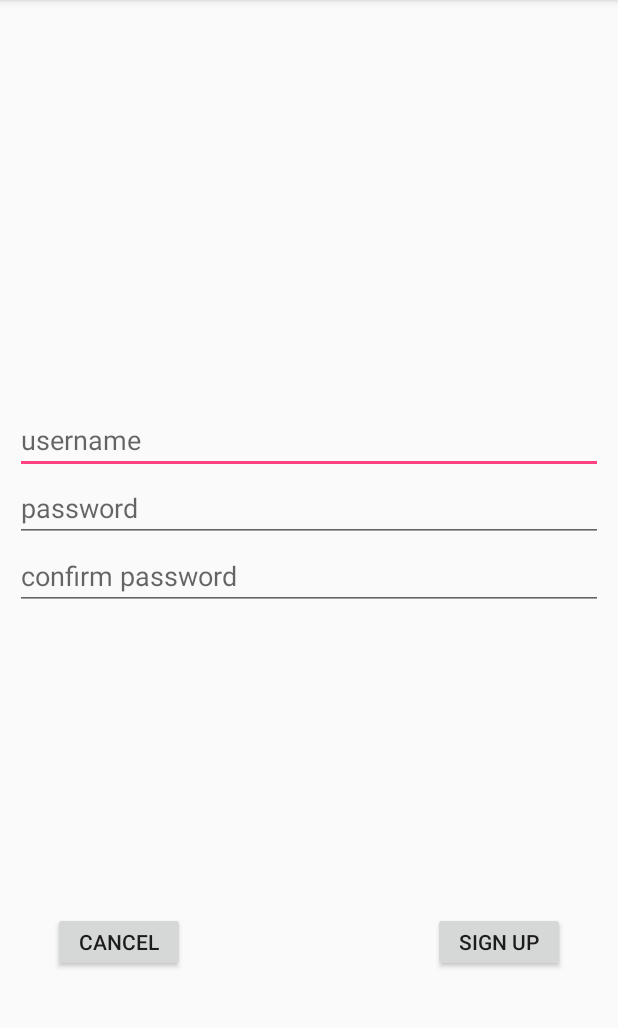
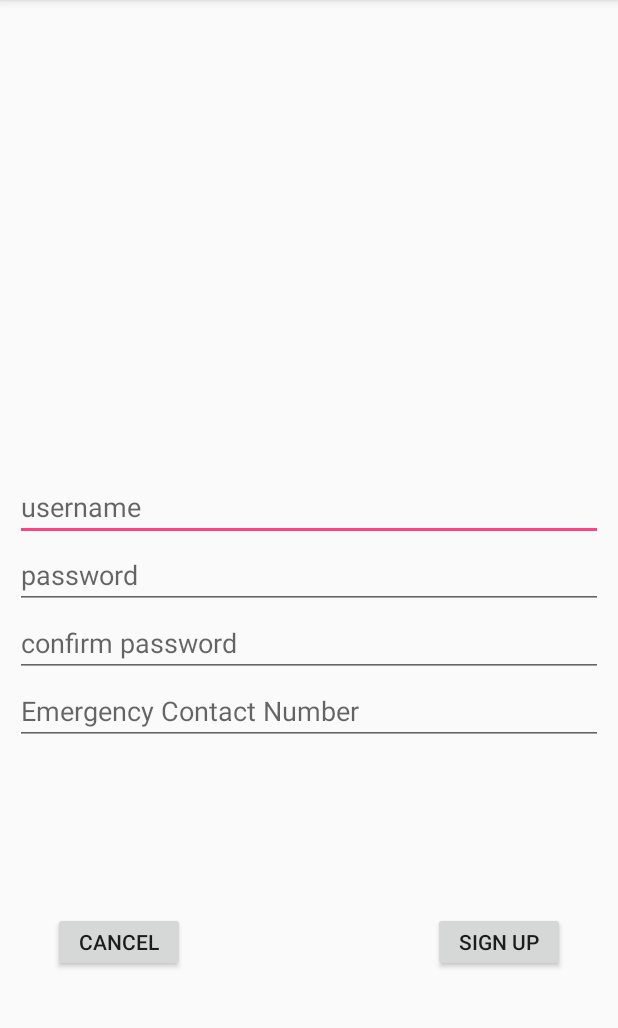
Before and after one commit to iceice815/Mobile_Proj2, an Android app: the Register screen opened directly, with no data from a screen before it, on a phone screen of 412 x 824 dp, the part 84-1112 px from its top. Run offline under Robolectric (Android 15) with nearby library versions, the phone set to English and light mode, and no system bars; libraries missing offline, so code that uses them is left out: com.microsoft.windowsazure, com.squareup.okhttp; 3 statements that could not run were skipped.

Commit message:
update a filed emergency number in order to meert safety for elder

```diff
--- a/MyApplication/app/src/main/java/proj2/mobile/melbourne/elderfitness/DataVirtualization.java
+++ b/MyApplication/app/src/main/java/proj2/mobile/melbourne/elderfitness/DataVirtualization.java
@@ -240,7 +240,7 @@ public class DataVirtualization extends AppCompatActivity {
 
     private void init_table(){
         try {
-            mClient = new MobileServiceClient("https://fitnessrunning.azurewebsites.net", this);
+            mClient = new MobileServiceClient("https://elderfitness.azurewebsites.net", this);
             mUserInfoTable = mClient.getTable(RecordTrack.class);
         } catch (MalformedURLException e) {
             e.printStackTrace();
--- a/MyApplication/app/src/main/java/proj2/mobile/melbourne/elderfitness/Login.java
+++ b/MyApplication/app/src/main/java/proj2/mobile/melbourne/elderfitness/Login.java
@@ -47,7 +47,7 @@ public class Login extends AppCompatActivity {
 
         try {
             //get a client of the referred database
-            mClient = new MobileServiceClient("https://fitnessrunning.azurewebsites.net", this);
+            mClient = new MobileServiceClient("https://elderfitness.azurewebsites.net", this);
             //get the table of the database
             mUserInfoTable = mClient.getTable(UserInfo.class);
         } catch (MalformedURLException e) {
@@ -87,6 +87,7 @@ public class Login extends AppCompatActivity {
         final String username = mUsername.getText().toString();
         final String password = mPassword.getText().toString();
 
+
         new AsyncTask<Void, Void, Void>(){
 
             @Override
@@ -104,7 +105,9 @@ public class Login extends AppCompatActivity {
                                     //if the password is correct, then transfer to the operation interface
 //                                    Intent intent1 = new Intent(Login.this, RunningTrack.class);
                                     Intent intent1 = new Intent(Login.this, MainMenu.class);
+                                    intent1.putExtra("Emergency_Number",info.getmEmergencyNumber());
                                     intent1.putExtra("username",username);
+
                                     startActivity(intent1);
                                     finish();
 
--- a/MyApplication/app/src/main/java/proj2/mobile/melbourne/elderfitness/MainMenu.java
+++ b/MyApplication/app/src/main/java/proj2/mobile/melbourne/elderfitness/MainMenu.java
@@ -14,6 +14,7 @@ public class MainMenu extends AppCompatActivity {
     private Button run_button;
     private Button virtialization_button;
     private String username;
+    private String emgergency_number;
 
     protected void onCreate(Bundle savedInstanceState) {
         super.onCreate(savedInstanceState);
@@ -23,12 +24,14 @@ public class MainMenu extends AppCompatActivity {
 
         Intent rec_intent = getIntent();
         username = rec_intent.getStringExtra("username");
+        emgergency_number = rec_intent.getStringExtra("Emergency_Number");
         run_button.setOnClickListener(new View.OnClickListener() {
             @Override
             public void onClick(View v) {
 
                 Intent intent1 = new Intent(MainMenu.this, RunningTrack.class);
                 intent1.putExtra("username",username);
+                intent1.putExtra("Emergency_Number",emgergency_number);
                 startActivity(intent1);
 
             }
--- a/MyApplication/app/src/main/java/proj2/mobile/melbourne/elderfitness/Register.java
+++ b/MyApplication/app/src/main/java/proj2/mobile/melbourne/elderfitness/Register.java
@@ -35,6 +35,7 @@ public class Register extends AppCompatActivity  {
     private EditText mUsername;
     private EditText mPassword;
     private EditText mConfirm_password;
+    private EditText mEmergency_Contact;
 
     private ProgressBar mProgressBar;
     private ProgressDialog mProgressDialog;
@@ -50,6 +51,8 @@ public class Register extends AppCompatActivity  {
         // EditText initialization
         mUsername = (EditText)findViewById(R.id.Username);
         mPassword = (EditText)findViewById(R.id.Password);
+        mEmergency_Contact =(EditText)findViewById(R.id.Emergency_Contact_Number);
+
         mConfirm_password = (EditText)findViewById(R.id.Confirm_password);
         // Dialog initialization
         mProgressDialog = initial_ProgressDialog();
@@ -59,7 +62,7 @@ public class Register extends AppCompatActivity  {
             // Create the Mobile Service Client instance,
             // using the provided Mobile Service URL and key
             mClient = new MobileServiceClient(
-                    "https://fitnessrunning.azurewebsites.net",
+                    "https://elderfitness.azurewebsites.net",
                     this);
 
             // Extend timeout from default of 10s to 20s
@@ -127,6 +130,7 @@ public class Register extends AppCompatActivity  {
                                     mUsername.setText("");
                                     mPassword.setText("");
                                     mConfirm_password.setText("");
+                                    mEmergency_Contact.setText("");
                                     exist = true;
                                     break;
                                 }
@@ -162,6 +166,7 @@ public class Register extends AppCompatActivity  {
         final UserInfo userInfo = new UserInfo();
         userInfo.setmUsername(mUsername.getText().toString());
         userInfo.setmPassword(mPassword.getText().toString());
+        userInfo.setmEmergencyNumber(mEmergency_Contact.getText().toString());
         if(mConfirm_password.getText().toString().equals(mPassword.getText().toString())) {
             Log.d("Debug","AsyncJob");
 
@@ -190,6 +195,7 @@ public class Register extends AppCompatActivity  {
             mUsername.setText("");
             mPassword.setText("");
             mConfirm_password.setText("");
+            mEmergency_Contact.setText("");
             Toast toast =Toast.makeText(Register.this,
                     "Your username and password are not correct!",
                     Toast.LENGTH_SHORT);
--- a/MyApplication/app/src/main/java/proj2/mobile/melbourne/elderfitness/RunningTrack.java
+++ b/MyApplication/app/src/main/java/proj2/mobile/melbourne/elderfitness/RunningTrack.java
@@ -61,6 +61,7 @@ public class RunningTrack extends AppCompatActivity implements OnMapReadyCallbac
     private double upAltitude;
     private double downAltitude;
     private String username;
+    private String emgergency_number;
 
     private SensorManager mSensorManager;
     private LocationManager mLocationManager;
@@ -92,6 +93,7 @@ public class RunningTrack extends AppCompatActivity implements OnMapReadyCallbac
         //set text with username
         Intent rec_intent = getIntent();
         username = rec_intent.getStringExtra("username");
+        emgergency_number = rec_intent.getStringExtra("Emergency_Number");
         mText.setText(username);
 
         ToogleLisener listener = new ToogleLisener();
@@ -395,7 +397,7 @@ public class RunningTrack extends AppCompatActivity implements OnMapReadyCallbac
 
             // Mobile Service URL and key
             mClient = new MobileServiceClient(
-                    "https://fitnessrunning.azurewebsites.net",
+                    "https://elderfitness.azurewebsites.net",
                     this);
 
             // Extend timeout from default of 10s to 20s
--- a/MyApplication/app/src/main/res/layout/activity_register.xml
+++ b/MyApplication/app/src/main/res/layout/activity_register.xml
@@ -18,8 +18,7 @@
         android:ems="20"
         android:id="@+id/Username"
         android:layout_above="@+id/Password"
-        android:layout_alignLeft="@+id/Password"
-        android:layout_alignStart="@+id/Password" />
+        android:layout_alignParentStart="true" />
 
 
 
@@ -31,7 +30,7 @@
         android:id="@+id/Password"
         android:hint="password"
         android:layout_above="@+id/Confirm_password"
-        android:layout_centerHorizontal="true" />
+        android:layout_alignParentStart="true" />
 
 
     <RelativeLayout
@@ -70,15 +69,24 @@
     </RelativeLayout>
 
     <EditText
+    android:layout_width="wrap_content"
+    android:layout_height="wrap_content"
+    android:inputType="textPassword"
+    android:ems="20"
+    android:id="@+id/Confirm_password"
+    android:hint="confirm password"
+        android:layout_above="@+id/Emergency_Contact_Number"
+        android:layout_alignParentStart="true" />
+
+    <EditText
         android:layout_width="wrap_content"
         android:layout_height="wrap_content"
-        android:inputType="textPassword"
         android:ems="20"
-        android:id="@+id/Confirm_password"
-        android:hint="confirm password"
-        android:layout_centerVertical="true"
-        android:layout_alignLeft="@+id/Password"
-        android:layout_alignStart="@+id/Password" />
+        android:id="@+id/Emergency_Contact_Number"
+        android:hint="Emergency Contact Number"
+        android:layout_above="@+id/RelativeLayout"
+        android:layout_alignParentStart="true"
+        android:layout_marginBottom="101dp" />
 
 
 
```
Also changed, not shown: MyApplication/app/src/main/java/proj2/mobile/melbourne/elderfitness/UserInfo.java (+12 -0 lines).
